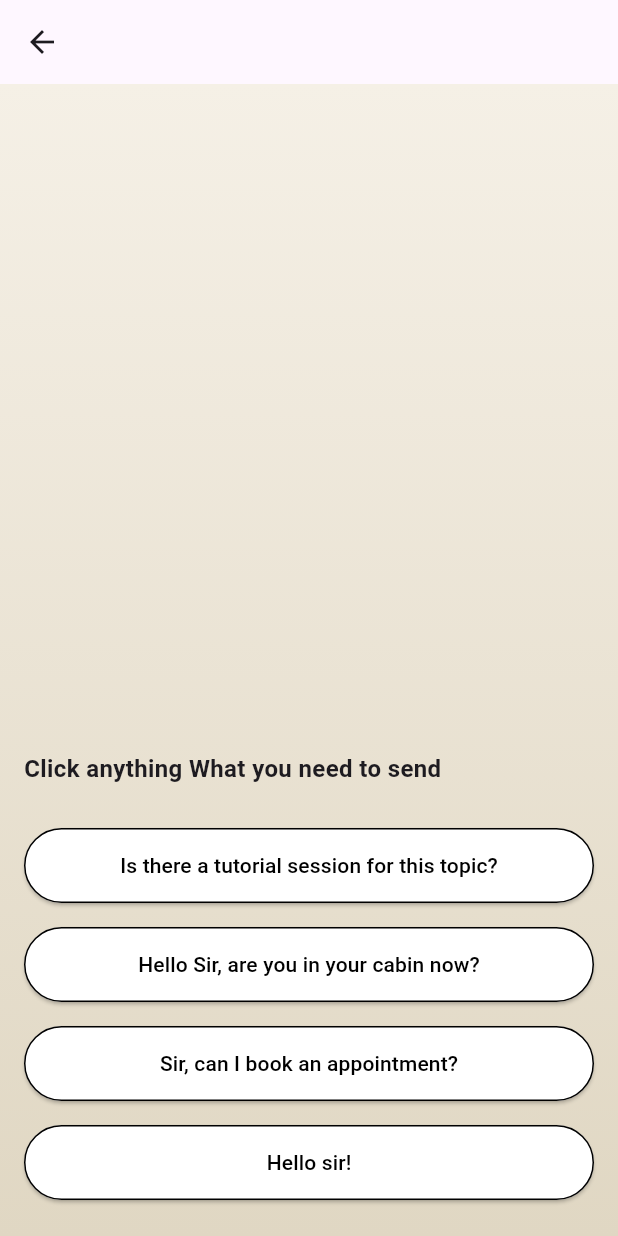
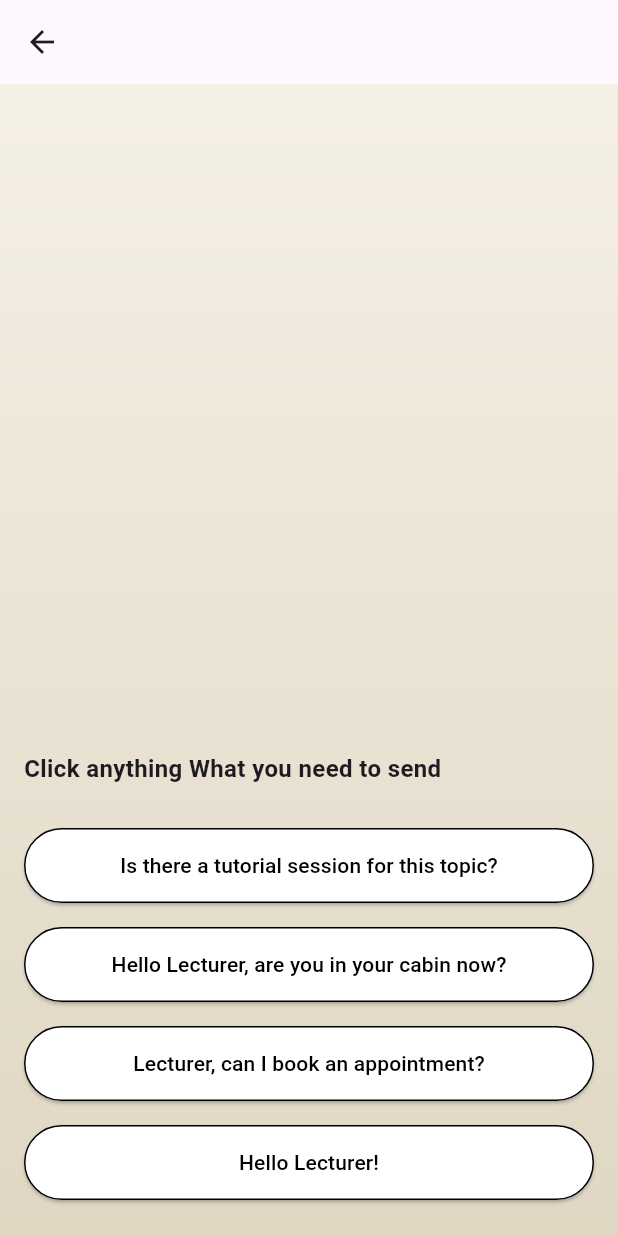
Before and after one commit to SanjanaJaya/Finder, a Flutter app: the StudentChatScreen screen opened directly with empty values, on a phone screen of 412 x 824 dp. Run offline on Flutter 3.47's test engine with Material 3 defaults, Android fonts, the phone set to English and light mode, and no system bars; our stand-ins replace cloud_firestore, firebase_auth, firebase_core, firebase_messaging, flutter_svg, geolocator and 1 more; accounts and stored records are empty.

Commit message:
Update student_chat_screen.dart

```diff
--- a/finder/lib/student_chat_screen.dart
+++ b/finder/lib/student_chat_screen.dart
@@ -22,9 +22,9 @@ class _StudentChatScreenState extends State<StudentChatScreen> {
   int _sentMessagesToday = 0;
   final List<String> _predefinedMessages = [
     "Is there a tutorial session for this topic?",
-    "Hello Sir, are you in your cabin now?",
-    "Sir, can I book an appointment?",
-    "Hello sir!",
+    "Hello Lecturer, are you in your cabin now?",
+    "Lecturer, can I book an appointment?",
+    "Hello Lecturer!",
   ];
 
   String lecturerImageUrl = "";
```
